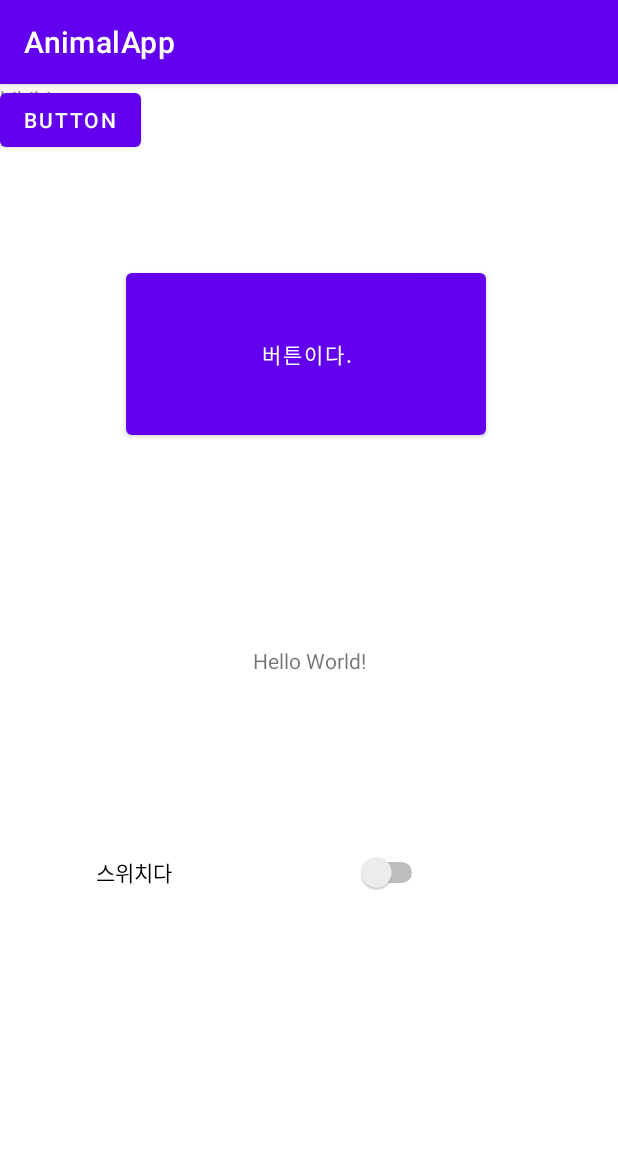
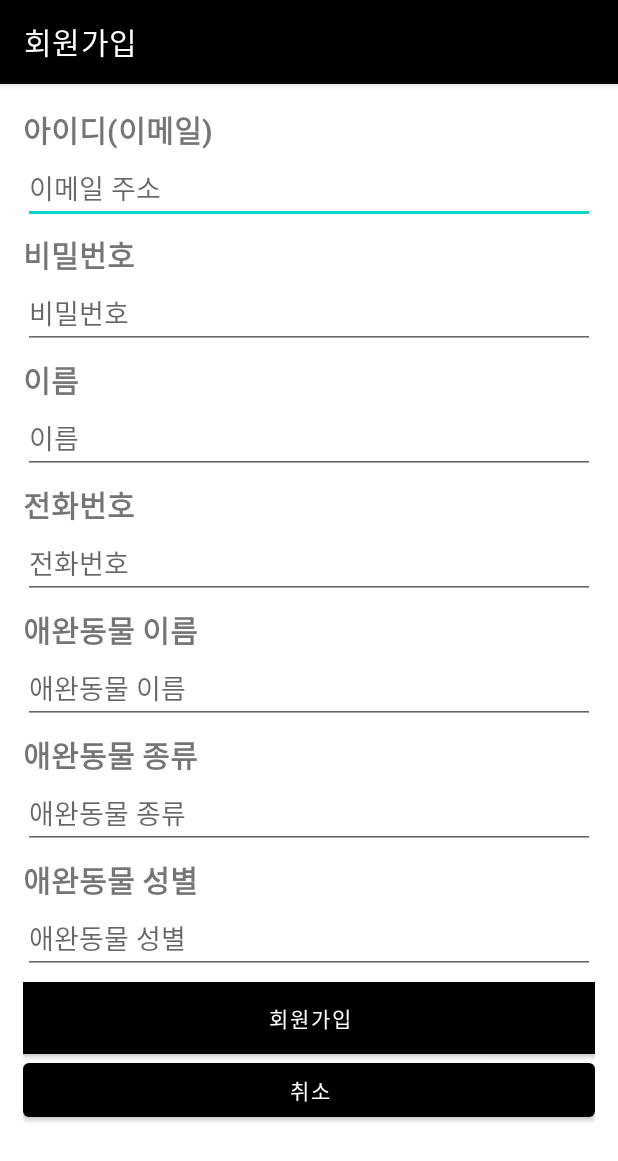
Before and after one commit to Ju-eun/Animal_App, an Android app: the screen it shows after launch (MainActivity before the commit, SignUpActivity after it), on a phone screen of 412 x 824 dp. Shown: the top 1161 px of the screen. Run offline under Robolectric (Android 15) with nearby library versions, the light colour scheme and no system bars.

Commit message:
아니라해줘..

```diff
--- a/app/src/main/AndroidManifest.xml
+++ b/app/src/main/AndroidManifest.xml
@@ -1,6 +1,6 @@
 <?xml version="1.0" encoding="utf-8"?>
 <manifest xmlns:android="http://schemas.android.com/apk/res/android"
-    package="animalapp.info">
+    package="animalapp.info" >
 
     <application
         android:allowBackup="true"
@@ -8,14 +8,18 @@
         android:label="@string/app_name"
         android:roundIcon="@mipmap/ic_launcher_round"
         android:supportsRtl="true"
-        android:theme="@style/Theme.AnimalApp">
-        <activity android:name=".MainActivity">
+        android:theme="@style/Theme.AnimalApp" >
+        <activity android:name=".SignUpActivity"
+            android:label="회원가입">
             <intent-filter>
                 <action android:name="android.intent.action.MAIN" />
 
                 <category android:name="android.intent.category.LAUNCHER" />
             </intent-filter>
         </activity>
+        <activity android:name=".MainActivity" >
+
+        </activity>
     </application>
 
 </manifest>
--- /dev/null
+++ b/app/src/main/java/animalapp/info/SignUpActivity.java
@@ -0,0 +1,22 @@
+package animalapp.info;
+
+import androidx.appcompat.app.AppCompatActivity;
+
+import android.graphics.Color;
+import android.graphics.drawable.ColorDrawable;
+import android.os.Build;
+import android.os.Bundle;
+
+public class SignUpActivity extends AppCompatActivity {
+
+    @Override
+    protected void onCreate(Bundle savedInstanceState) {
+        super.onCreate(savedInstanceState);
+        setContentView(R.layout.activity_sign_up);
+        if(Build.VERSION.SDK_INT>=21){
+            getWindow().setStatusBarColor(Color.parseColor("#000000"));
+        }
+        getSupportActionBar().setBackgroundDrawable(new ColorDrawable(0xFF000000));
+
+    }
+}
--- a/app/src/main/res/layout/activity_main.xml
+++ b/app/src/main/res/layout/activity_main.xml
@@ -48,6 +48,7 @@
         android:layout_height="wrap_content"
         android:text="Button"
         tools:layout_editor_absoluteX="156dp"
-        tools:layout_editor_absoluteY="400dp" />
+        tools:layout_editor_absoluteY="400dp"
+        tools:ignore="MissingConstraints" />
 
 </androidx.constraintlayout.widget.ConstraintLayout>
--- /dev/null
+++ b/app/src/main/res/layout/activity_sign_up.xml
@@ -0,0 +1,142 @@
+<?xml version="1.0" encoding="utf-8"?>
+<ScrollView xmlns:android="http://schemas.android.com/apk/res/android"
+    xmlns:app="http://schemas.android.com/apk/res-auto"
+    xmlns:tools="http://schemas.android.com/tools"
+    android:id="@+id/sign_scrollview"
+    android:layout_width="match_parent"
+    android:layout_height="match_parent">
+
+    <LinearLayout
+        android:layout_width="match_parent"
+        android:layout_height="match_parent"
+        android:layout_gravity="top"
+        android:orientation="vertical"
+        android:padding="15dp"
+        tools:context=".SignUpActivity">
+
+        <TextView
+            android:id="@+id/sign_id_text"
+            android:layout_width="wrap_content"
+            android:layout_height="wrap_content"
+            android:text="아이디(이메일)"
+            android:textSize="20sp"
+            android:textStyle="bold" />
+
+        <EditText
+            android:id="@+id/sign_id_ed"
+            android:layout_width="match_parent"
+            android:layout_height="wrap_content"
+            android:hint="이메일 주소"
+            android:inputType="textEmailAddress" />
+
+        <TextView
+            android:id="@+id/sign_password_text"
+            android:layout_width="wrap_content"
+            android:layout_height="wrap_content"
+            android:layout_marginTop="5dp"
+            android:text="비밀번호"
+            android:textSize="20sp"
+            android:textStyle="bold" />
+
+        <EditText
+            android:id="@+id/sign_password_ed"
+            android:layout_width="match_parent"
+            android:layout_height="wrap_content"
+            android:hint="비밀번호"
+            android:inputType="textPassword" />
+
+        <TextView
+            android:id="@+id/sign_name_text"
+            android:layout_width="wrap_content"
+            android:layout_height="wrap_content"
+            android:layout_marginTop="5dp"
+            android:text="이름"
+            android:textSize="20sp"
+            android:textStyle="bold" />
+
+        <EditText
+            android:id="@+id/sign_name_ed"
+            android:layout_width="match_parent"
+            android:layout_height="wrap_content"
+            android:hint="이름" />
+
+        <TextView
+            android:id="@+id/sign_phone_text"
+            android:layout_width="wrap_content"
+            android:layout_height="wrap_content"
+            android:layout_marginTop="5dp"
+            android:text="전화번호"
+            android:textSize="20sp"
+            android:textStyle="bold" />
+
+        <EditText
+            android:id="@+id/sign_phone_ed"
+            android:layout_width="match_parent"
+            android:layout_height="wrap_content"
+            android:hint="전화번호" />
+
+        <TextView
+            android:id="@+id/sign_pet_name_text"
+            android:layout_width="wrap_content"
+            android:layout_height="wrap_content"
+            android:layout_marginTop="5dp"
+            android:text="애완동물 이름"
+            android:textSize="20sp"
+            android:textStyle="bold" />
+
+        <EditText
+            android:id="@+id/sign_pet_name_ed"
+            android:layout_width="match_parent"
+            android:layout_height="wrap_content"
+            android:hint="애완동물 이름" />
+
+        <TextView
+            android:id="@+id/sign_pet_type_text"
+            android:layout_width="wrap_content"
+            android:layout_height="wrap_content"
+            android:layout_marginTop="5dp"
+            android:text="애완동물 종류"
+            android:textSize="20sp"
+            android:textStyle="bold" />
+
+        <EditText
+            android:id="@+id/sign_pet_type_ed"
+            android:layout_width="match_parent"
+            android:layout_height="wrap_content"
+            android:hint="애완동물 종류" />
+
+        <TextView
+            android:id="@+id/sign_pet_gender_text"
+            android:layout_width="wrap_content"
+            android:layout_height="wrap_content"
+            android:layout_marginTop="5dp"
+            android:text="애완동물 성별"
+            android:textSize="20sp"
+            android:textStyle="bold" />
+
+        <EditText
+            android:id="@+id/sign_pet_gender_ed"
+            android:layout_width="match_parent"
+            android:layout_height="wrap_content"
+            android:hint="애완동물 성별" />
+
+        <Button
+            android:id="@+id/sign_up_btn"
+            android:layout_width="match_parent"
+            android:layout_height="wrap_content"
+            android:layout_marginTop="5dp"
+            android:background="@color/black"
+            android:text="회원가입"
+            android:textColor="@color/white"
+            app:backgroundTint="@color/black" />
+
+        <Button
+            android:id="@+id/sign_cancel_btn"
+            android:layout_width="match_parent"
+            android:layout_height="wrap_content"
+            android:text="취소"
+            app:backgroundTint="@color/black" />
+
+
+    </LinearLayout>
+</ScrollView>
```
